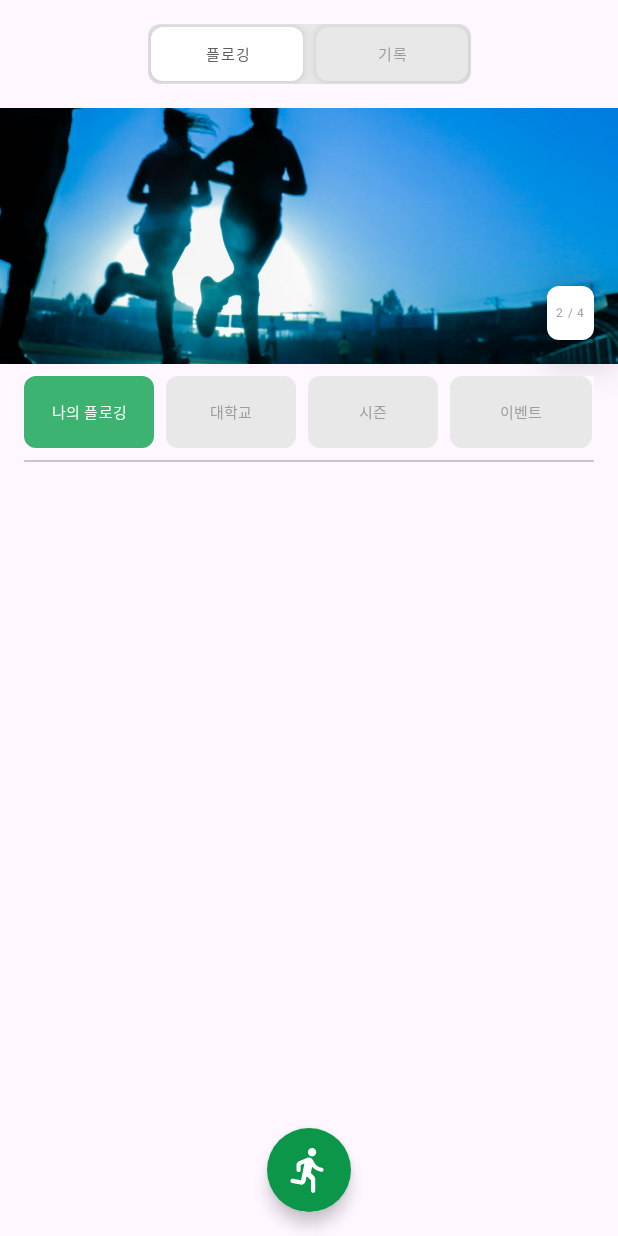
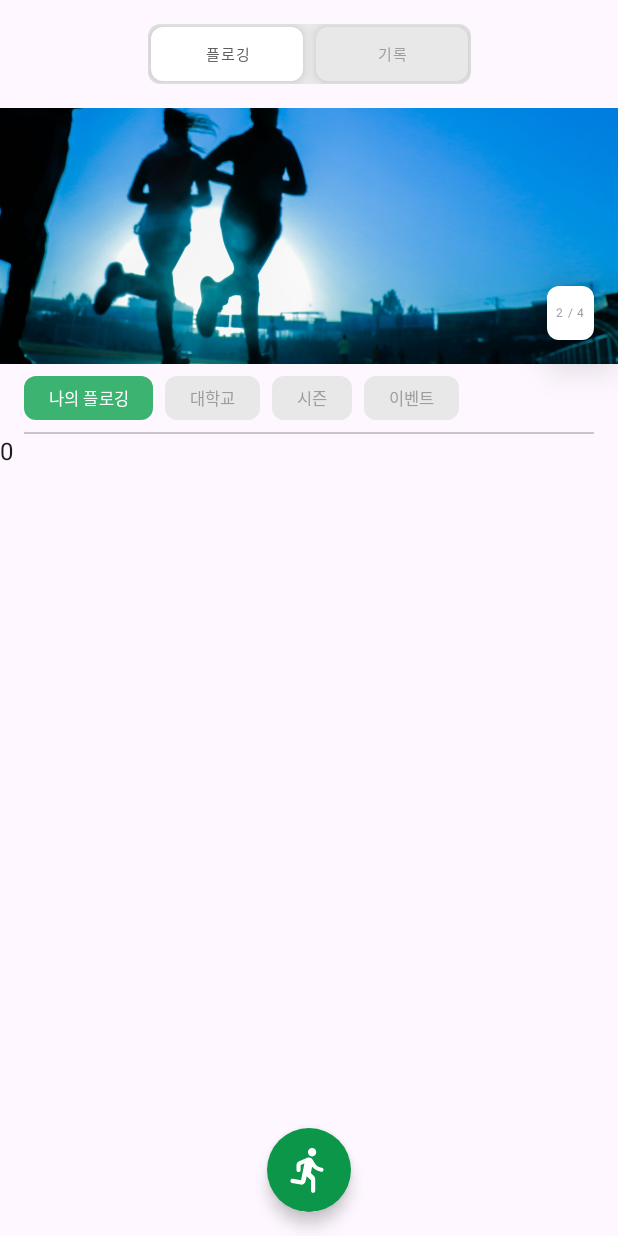
Before and after one commit to TUK-SW-capstone-2023-PLANET/PLANET_frontend, an Android app built with Jetpack Compose: the screen it shows after launch (MainActivity), on a phone screen of 412 x 824 dp. Run offline under Robolectric (Android 15) with nearby library versions, the phone set to English and light mode, and no system bars; our stand-ins replace Dagger/Hilt's generated code, accompanist.

Commit message:
MainScreen 상단 tab, swipe 기능 구혀

```diff
--- /dev/null
+++ b/app/src/main/java/com/example/planet/component/common/ScrollableTabRow.kt
@@ -0,0 +1,342 @@
+package com.example.planet.component.common
+
+import androidx.compose.animation.core.AnimationSpec
+import androidx.compose.animation.core.FastOutSlowInEasing
+import androidx.compose.animation.core.animateDpAsState
+import androidx.compose.animation.core.tween
+import androidx.compose.foundation.ScrollState
+import androidx.compose.foundation.background
+import androidx.compose.foundation.horizontalScroll
+import androidx.compose.foundation.interaction.Interaction
+import androidx.compose.foundation.interaction.MutableInteractionSource
+import androidx.compose.foundation.layout.Box
+import androidx.compose.foundation.layout.fillMaxWidth
+import androidx.compose.foundation.layout.height
+import androidx.compose.foundation.layout.offset
+import androidx.compose.foundation.layout.width
+import androidx.compose.foundation.layout.wrapContentSize
+import androidx.compose.foundation.rememberScrollState
+import androidx.compose.foundation.selection.selectableGroup
+import androidx.compose.material.LocalContentColor
+import androidx.compose.material.TabPosition
+import androidx.compose.material.TabRowDefaults
+import androidx.compose.material3.MaterialTheme
+import androidx.compose.material3.Surface
+import androidx.compose.material3.contentColorFor
+import androidx.compose.runtime.Composable
+import androidx.compose.runtime.Immutable
+import androidx.compose.runtime.getValue
+import androidx.compose.runtime.remember
+import androidx.compose.runtime.rememberCoroutineScope
+import androidx.compose.ui.Alignment
+import androidx.compose.ui.Modifier
+import androidx.compose.ui.UiComposable
+import androidx.compose.ui.composed
+import androidx.compose.ui.draw.clipToBounds
+import androidx.compose.ui.graphics.Color
+import androidx.compose.ui.layout.SubcomposeLayout
+import androidx.compose.ui.platform.debugInspectorInfo
+import androidx.compose.ui.unit.Constraints
+import androidx.compose.ui.unit.Density
+import androidx.compose.ui.unit.Dp
+import androidx.compose.ui.unit.dp
+import com.example.planet.component.common.TabRowDefaults.tabIndicatorOffset
+import kotlinx.coroutines.CoroutineScope
+import kotlinx.coroutines.flow.Flow
+import kotlinx.coroutines.flow.emptyFlow
+import kotlinx.coroutines.launch
+
+private val ScrollableTabRowMinimumTabWidth = 90.dp
+
+@Composable
+@UiComposable
+fun MyScrollableTabRow(
+    selectedTabIndex: Int,
+    modifier: Modifier = Modifier,
+//    minItemWidth:Dp =ScrollableTabRowMinimumTabWidth,
+    minItemWidth:Dp = ScrollableTabRowMinimumTabWidth,
+    backgroundColor: Color = Color.Transparent,
+    contentColor: Color = contentColorFor(backgroundColor),
+    edgePadding: Dp = TabRowDefaults.ScrollableTabRowPadding,
+    indicator: @Composable @UiComposable
+        (tabPositions: List<com.example.planet.component.common.TabPosition>) -> Unit = @Composable { tabPositions ->
+        TabRowDefaults.Indicator(
+            Modifier.tabIndicatorOffset(tabPositions[selectedTabIndex])
+        )
+    },
+    divider: @Composable @UiComposable () -> Unit =
+        @Composable {
+            TabRowDefaults.Divider()
+        },
+    tabs: @Composable @UiComposable () -> Unit
+) {
+    Surface(
+        modifier = modifier,
+        color = backgroundColor,
+        contentColor = contentColor
+    ) {
+        val scrollState = rememberScrollState()
+        val coroutineScope = rememberCoroutineScope()
+        val scrollableTabData = remember(scrollState, coroutineScope) {
+            ScrollableTabData(
+                scrollState = scrollState,
+                coroutineScope = coroutineScope
+            )
+        }
+        SubcomposeLayout(
+            Modifier.fillMaxWidth()
+                .wrapContentSize(align = Alignment.CenterStart)
+                .horizontalScroll(scrollState)
+                .selectableGroup()
+                .clipToBounds()
+        ) { constraints ->
+
+            // 🔥 Change this to 0 or
+            val minTabWidth = minItemWidth.roundToPx()
+            val padding = edgePadding.roundToPx()
+            // 🔥or use constraints to measure each tab with its own width or
+            // a another value instead of them having at least 90.dp
+            val tabConstraints = constraints.copy(minWidth = minTabWidth)
+
+            val tabPlaceables = subcompose(com.example.planet.component.common.TabSlots.Tabs, tabs)
+                .map { it.measure(tabConstraints) }
+
+            var layoutWidth = padding * 2
+            var layoutHeight = 0
+            tabPlaceables.forEach {
+                layoutWidth += it.width
+                layoutHeight = maxOf(layoutHeight, it.height)
+            }
+
+            // Position the children.
+            layout(layoutWidth, layoutHeight) {
+                // Place the tabs
+                val tabPositions = mutableListOf<com.example.planet.component.common.TabPosition>()
+                var left = padding
+                tabPlaceables.forEach {
+                    it.placeRelative(left, 0)
+                    tabPositions.add(com.example.planet.component.common.TabPosition(left = left.toDp(), width = it.width.toDp()))
+                    left += it.width
+                }
+
+                // The divider is measured with its own height, and width equal to the total width
+                // of the tab row, and then placed on top of the tabs.
+                subcompose(com.example.planet.component.common.TabSlots.Divider, divider).forEach {
+                    val placeable = it.measure(
+                        constraints.copy(
+                            minHeight = 0,
+                            minWidth = layoutWidth,
+                            maxWidth = layoutWidth
+                        )
+                    )
+                    placeable.placeRelative(0, layoutHeight - placeable.height)
+                }
+
+                // The indicator container is measured to fill the entire space occupied by the tab
+                // row, and then placed on top of the divider.
+                subcompose(com.example.planet.component.common.TabSlots.Indicator) {
+                    indicator(tabPositions)
+                }.forEach {
+                    it.measure(Constraints.fixed(layoutWidth, layoutHeight)).placeRelative(0, 0)
+                }
+
+                scrollableTabData.onLaidOut(
+                    density = this@SubcomposeLayout,
+                    edgeOffset = padding,
+                    tabPositions = tabPositions,
+                    selectedTab = selectedTabIndex
+                )
+            }
+        }
+    }
+}
+
+@Immutable
+class TabPosition internal constructor(val left: Dp, val width: Dp) {
+    val right: Dp get() = left + width
+
+    override fun equals(other: Any?): Boolean {
+        if (this === other) return true
+        if (other !is TabPosition) return false
+
+        if (left != other.left) return false
+        if (width != other.width) return false
+
+        return true
+    }
+
+    override fun hashCode(): Int {
+        var result = left.hashCode()
+        result = 31 * result + width.hashCode()
+        return result
+    }
+
+    override fun toString(): String {
+        return "TabPosition(left=$left, right=$right, width=$width)"
+    }
+}
+
+object TabRowDefaults {
+    /**
+     * Default [Divider], which will be positioned at the bottom of the [TabRow], underneath the
+     * indicator.
+     *
+     * @param modifier modifier for the divider's layout
+     * @param thickness thickness of the divider
+     * @param color color of the divider
+     */
+    @Composable
+    fun Divider(
+        modifier: Modifier = Modifier,
+        thickness: Dp = DividerThickness,
+        color: Color = LocalContentColor.current.copy(alpha = DividerOpacity)
+    ) {
+        androidx.compose.material.Divider(modifier = modifier, thickness = thickness, color = color)
+    }
+
+    /**
+     * Default indicator, which will be positioned at the bottom of the [TabRow], on top of the
+     * divider.
+     *
+     * @param modifier modifier for the indicator's layout
+     * @param height height of the indicator
+     * @param color color of the indicator
+     */
+    @Composable
+    fun Indicator(
+        modifier: Modifier = Modifier,
+        height: Dp = IndicatorHeight,
+        color: Color = LocalContentColor.current
+    ) {
+        Box(
+            modifier
+                .fillMaxWidth()
+                .height(height)
+                .background(color = color)
+        )
+    }
+
+    /**
+     * [Modifier] that takes up all the available width inside the [TabRow], and then animates
+     * the offset of the indicator it is applied to, depending on the [currentTabPosition].
+     *
+     * @param currentTabPosition [TabPosition] of the currently selected tab. This is used to
+     * calculate the offset of the indicator this modifier is applied to, as well as its width.
+     */
+    fun Modifier.tabIndicatorOffset(
+        currentTabPosition: com.example.planet.component.common.TabPosition
+    ): Modifier = composed(
+        inspectorInfo = debugInspectorInfo {
+            name = "tabIndicatorOffset"
+            value = currentTabPosition
+        }
+    ) {
+        val currentTabWidth by animateDpAsState(
+            targetValue = currentTabPosition.width,
+            animationSpec = tween(durationMillis = 250, easing = FastOutSlowInEasing), label = ""
+        )
+        val indicatorOffset by animateDpAsState(
+            targetValue = currentTabPosition.left,
+            animationSpec = tween(durationMillis = 250, easing = FastOutSlowInEasing), label = ""
+        )
+        fillMaxWidth()
+            .wrapContentSize(Alignment.BottomStart)
+            .offset(x = indicatorOffset)
+            .width(currentTabWidth)
+    }
+
+    /**
+     * Default opacity for the color of [Divider]
+     */
+    const val DividerOpacity = 0.12f
+
+    /**
+     * Default thickness for [Divider]
+     */
+    val DividerThickness = 1.dp
+
+    /**
+     * Default height for [Indicator]
+     */
+    val IndicatorHeight = 2.dp
+
+    /**
+     * The default padding from the starting edge before a tab in a [ScrollableTabRow].
+     */
+    val ScrollableTabRowPadding = 52.dp
+}
+
+private enum class TabSlots {
+    Tabs,
+    Divider,
+    Indicator
+}
+
+/**
+ * Class holding onto state needed for [ScrollableTabRow]
+ */
+private class ScrollableTabData(
+    private val scrollState: ScrollState,
+    private val coroutineScope: CoroutineScope
+) {
+    private var selectedTab: Int? = null
+
+    fun onLaidOut(
+        density: Density,
+        edgeOffset: Int,
+        tabPositions: List<com.example.planet.component.common.TabPosition>,
+        selectedTab: Int
+    ) {
+        // Animate if the new tab is different from the old tab, or this is called for the first
+        // time (i.e selectedTab is `null`).
+        if (this.selectedTab != selectedTab) {
+            this.selectedTab = selectedTab
+            tabPositions.getOrNull(selectedTab)?.let {
+                // Scrolls to the tab with [tabPosition], trying to place it in the center of the
+                // screen or as close to the center as possible.
+                val calculatedOffset = it.calculateTabOffset(density, edgeOffset, tabPositions)
+                if (scrollState.value != calculatedOffset) {
+                    coroutineScope.launch {
+                        scrollState.animateScrollTo(
+                            calculatedOffset,
+                            animationSpec = ScrollableTabRowScrollSpec
+                        )
+                    }
+                }
+            }
+        }
+    }
+
+    /**
+     * @return the offset required to horizontally center the tab inside this TabRow.
+     * If the tab is at the start / end, and there is not enough space to fully centre the tab, this
+     * will just clamp to the min / max position given the max width.
+     */
+    private fun com.example.planet.component.common.TabPosition.calculateTabOffset(
+        density: Density,
+        edgeOffset: Int,
+        tabPositions: List<com.example.planet.component.common.TabPosition>
+    ): Int = with(density) {
+        val totalTabRowWidth = tabPositions.last().right.roundToPx() + edgeOffset
+        val visibleWidth = totalTabRowWidth - scrollState.maxValue
+        val tabOffset = left.roundToPx()
+        val scrollerCenter = visibleWidth / 2
+        val tabWidth = width.roundToPx()
+        val centeredTabOffset = tabOffset - (scrollerCenter - tabWidth / 2)
+        // How much space we have to scroll. If the visible width is <= to the total width, then
+        // we have no space to scroll as everything is always visible.
+        val availableSpace = (totalTabRowWidth - visibleWidth).coerceAtLeast(0)
+        return centeredTabOffset.coerceIn(0, availableSpace)
+    }
+}
+
+private val ScrollableTabRowScrollSpec: AnimationSpec<Float> = tween(
+    durationMillis = 250,
+    easing = FastOutSlowInEasing
+)
+
+class NoRippleInteractionSource : MutableInteractionSource {
+    override val interactions: Flow<Interaction> = emptyFlow()
+    override suspend fun emit(interaction: Interaction) {}
+    override fun tryEmit(interaction: Interaction) = true
+}
--- a/app/src/main/java/com/example/planet/data/map/Tabltem.kt
+++ b/app/src/main/java/com/example/planet/data/map/Tabltem.kt
@@ -1,8 +1,9 @@
 package com.example.planet.data.map
 
+import androidx.compose.runtime.Composable
 import androidx.compose.ui.graphics.vector.ImageVector
 
 data class Tabltem(
     val unselectedIcon: ImageVector,
-    val selectedIcon: ImageVector
+    val selectedIcon: ImageVector,
 )
--- a/app/src/main/java/com/example/planet/screen/main/MainScreen.kt
+++ b/app/src/main/java/com/example/planet/screen/main/MainScreen.kt
@@ -1,10 +1,9 @@
 package com.example.planet.screen.main
 
-import androidx.compose.foundation.layout.Box
 import androidx.compose.foundation.layout.Column
-import androidx.compose.foundation.layout.Spacer
 import androidx.compose.foundation.layout.fillMaxSize
 import androidx.compose.foundation.layout.fillMaxWidth
+import androidx.compose.foundation.layout.height
 import androidx.compose.foundation.layout.padding
 import androidx.compose.foundation.layout.size
 import androidx.compose.foundation.layout.wrapContentSize
@@ -26,6 +25,7 @@ import androidx.compose.runtime.Composable
 import androidx.compose.runtime.getValue
 import androidx.compose.runtime.mutableIntStateOf
 import androidx.compose.runtime.remember
+import androidx.compose.runtime.rememberCoroutineScope
 import androidx.compose.runtime.setValue
 import androidx.compose.ui.Alignment
 import androidx.compose.ui.Modifier
@@ -36,15 +36,21 @@ import androidx.compose.ui.unit.dp
 import androidx.compose.ui.unit.sp
 import androidx.lifecycle.viewmodel.compose.viewModel
 import com.example.planet.R
+import com.example.planet.component.common.MyScrollableTabRow
+import com.example.planet.component.common.NoRippleInteractionSource
 import com.example.planet.component.main.MainTopSwitch
 import com.example.planet.viewmodel.MainViewModel
+import com.google.accompanist.pager.ExperimentalPagerApi
+import com.google.accompanist.pager.HorizontalPager
+import com.google.accompanist.pager.rememberPagerState
+import kotlinx.coroutines.launch
 
+@OptIn(ExperimentalPagerApi::class)
 @Composable
 fun MainScreen(mainViewModel: MainViewModel = viewModel(), onClick: () -> Unit) {
-    var selectedTabIndex by remember {
-        mutableIntStateOf(0) // or use mutableStateOf(0)
-    }
-    val tabTitles = listOf("나의 플로깅", "대학교", "시즌", "이벤트")
+    val pagerState = rememberPagerState()
+    val coroutineScope = rememberCoroutineScope()
+    val tabItems = listOf("나의 플로깅", "대학교", "시즌", "이벤트")
 
     Scaffold(
         floatingActionButton = {
@@ -69,32 +75,53 @@ fun MainScreen(mainViewModel: MainViewModel = viewModel(), onClick: () -> Unit)
         ) {
             MainTopSwitch(mainViewModel = mainViewModel)
             MainTopBanner()
-            TabRow(
-                modifier = Modifier.padding(start = 16.dp, end = 16.dp, top = 8.dp),
-                selectedTabIndex = selectedTabIndex,
+            MyScrollableTabRow(
+                modifier = Modifier
+                    .height(45.dp)
+                    .padding(vertical = 8.dp),
+                edgePadding = 16.dp,
+                selectedTabIndex = pagerState.currentPage,
+                minItemWidth = 0.dp,
                 indicator = {},
                 divider = {}) {
-                tabTitles.forEachIndexed { index, title ->
+                tabItems.forEachIndexed { index, title ->
                     Card(
                         modifier = Modifier
-                            .padding(end = if(index != 3)8.dp else 0.dp),
+                            .padding(end = if (index != 3) 8.dp else 0.dp),
                         shape = RoundedCornerShape(8.dp),
                         colors = CardDefaults.cardColors(
-                            containerColor = if (selectedTabIndex == index) colorResource(id = R.color.main_color2)
+                            containerColor = if (pagerState.currentPage == index) colorResource(id = R.color.main_color2)
                             else colorResource(id = R.color.font_background_color3),
-                            contentColor = if (selectedTabIndex == index) Color.White
+                            contentColor = if (pagerState.currentPage == index) Color.White
                             else colorResource(id = R.color.font_background_color2)
                         )
                     ) {
-                            Tab(
-                                modifier = Modifier,
-                                selected = (selectedTabIndex == index),
-                                text = { Text(text = title, fontSize = 10.sp) },
-                                onClick = { selectedTabIndex = index })
+                        Tab(
+                            modifier = Modifier,
+                            selected = (pagerState.currentPage == index),
+                            text = { Text(text = title, fontSize = 11.sp) },
+                            onClick = {
+                                coroutineScope.launch {
+                                    pagerState.animateScrollToPage(index)
+                                }
+                            })
                     }
                 }
             }
-            Divider(thickness = 1.dp, modifier = Modifier.fillMaxWidth().padding(horizontal = 16.dp, vertical = 8.dp))
+            Divider(
+                thickness = 1.dp,
+                modifier = Modifier
+                    .fillMaxWidth()
+                    .padding(horizontal = 16.dp)
+            )
+            HorizontalPager(count = tabItems.count(), state = pagerState) { page ->
+                when (page) {
+                    0 -> Text(text = "$page", modifier = Modifier.fillMaxSize())
+                    1 -> Text(text = "$page", modifier = Modifier.fillMaxSize())
+                    2 -> Text(text = "$page", modifier = Modifier.fillMaxSize())
+                    3 -> Text(text = "$page", modifier = Modifier.fillMaxSize())
+                }
+            }
         }
     }
 }
@@ -109,19 +136,23 @@ fun Test() {
 
     Column(
         modifier = Modifier
-            .fillMaxSize()
-        , horizontalAlignment = Alignment.CenterHorizontally
+            .fillMaxSize(), horizontalAlignment = Alignment.CenterHorizontally
     ) {
         MainTopBanner()
-        TabRow(
-            modifier = Modifier.padding(start = 16.dp, end = 16.dp, top = 8.dp),
+        MyScrollableTabRow(modifier = Modifier
+            .height(45.dp)
+            .padding(vertical = 8.dp),
+            edgePadding = 16.dp,
             selectedTabIndex = selectedTabIndex,
+            minItemWidth = 0.dp,
             indicator = {},
-            divider = {}) {
+            divider = {}
+        ) {
             tabTitles.forEachIndexed { index, title ->
                 Card(
                     modifier = Modifier
-                        .padding(end = if(index != 3)8.dp else 0.dp),
+                        .wrapContentSize()
+                        .padding(end = if (index != 3) 8.dp else 0.dp),
                     shape = RoundedCornerShape(8.dp),
                     colors = CardDefaults.cardColors(
                         containerColor = if (selectedTabIndex == index) colorResource(id = R.color.main_color2)
@@ -131,13 +162,22 @@ fun Test() {
                     )
                 ) {
                     Tab(
-                        modifier = Modifier,
+                        modifier = Modifier.padding(0.dp),
                         selected = (selectedTabIndex == index),
-                        text = { Text(text = title, fontSize = 10.sp) },
-                        onClick = { selectedTabIndex = index })
+                        text = { Text(text = title, fontSize = 11.sp) },
+                        onClick = { selectedTabIndex = index },
+                        interactionSource = NoRippleInteractionSource()
+                    )
                 }
+
+
             }
         }
-        Divider(thickness = 1.dp, modifier = Modifier.fillMaxWidth().padding(horizontal = 16.dp, vertical = 8.dp))
+        Divider(
+            thickness = 1.dp,
+            modifier = Modifier
+                .fillMaxWidth()
+                .padding(horizontal = 16.dp)
+        )
     }
 }
```
Also changed, not shown: app/src/main/java/com/example/planet/screen/map/MapGraph.kt (+12 -12 lines).
